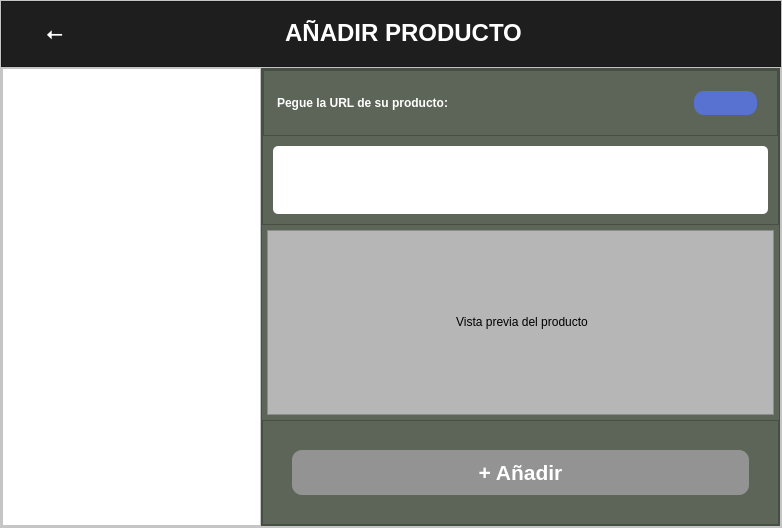
Before: the Qt Designer form Interfaz/gui/URL.ui in 50DayEmpire/Tracking_Precios, drawn with Qt 5.
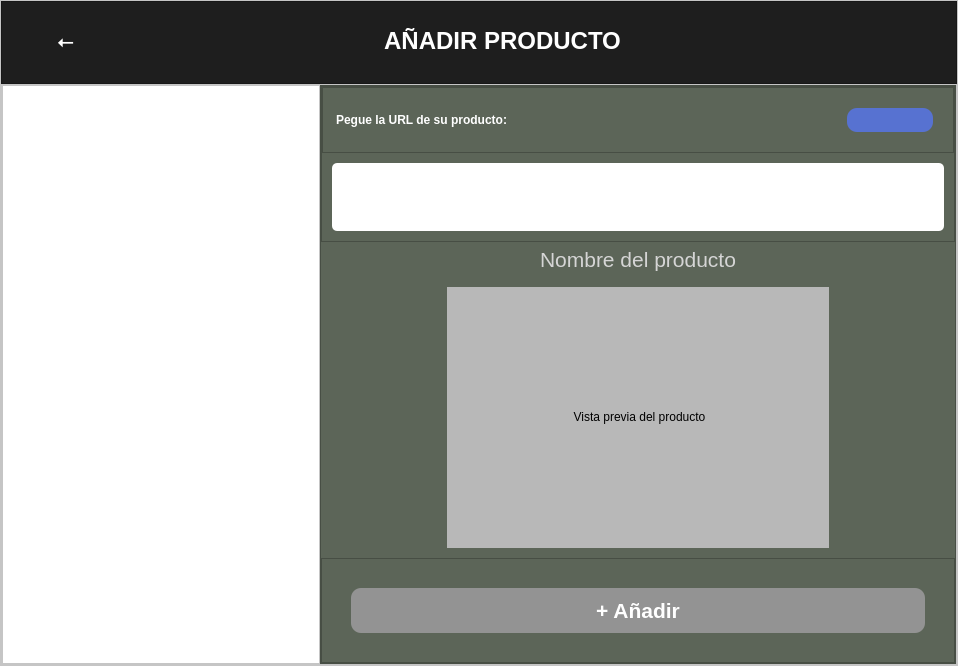
After: the same form once the commit is applied. Icons and pictures are not drawn.

What changed in the file:
```diff
--- a/Interfaz/gui/URL.ui
+++ b/Interfaz/gui/URL.ui
@@ -6,8 +6,8 @@
    <rect>
     <x>0</x>
     <y>0</y>
-    <width>782</width>
-    <height>528</height>
+    <width>958</width>
+    <height>666</height>
    </rect>
   </property>
   <property name="windowTitle">
@@ -192,7 +192,7 @@
             <property name="frameShadow">
              <enum>QFrame::Raised</enum>
             </property>
-            <layout class="QVBoxLayout" name="verticalLayout_4" stretch="2,7,0">
+            <layout class="QVBoxLayout" name="verticalLayout_5" stretch="1,5,1">
              <property name="spacing">
               <number>0</number>
              </property>
@@ -272,12 +272,13 @@
                       <cursorShape>PointingHandCursor</cursorShape>
                      </property>
                      <property name="styleSheet">
-                      <string notr="true">	background-color: rgb(87, 114, 209);
+                      <string notr="true">QPushButton {
+	background-color: rgb(87, 114, 209);
 	border-radius: 10px;
 	Color: white;
 	margin: 20px;
 	padding: 5px;
-</string>
+}</string>
                      </property>
                      <property name="text">
                       <string/>
@@ -296,7 +297,8 @@
                   <property name="font">
                    <font>
                     <family>Arial</family>
-                    <bold>true</bold>
+                    <pointsize>10</pointsize>
+                    <bold>false</bold>
                    </font>
                   </property>
                   <property name="statusTip">
@@ -305,6 +307,9 @@
                   <property name="whatsThis">
                    <string/>
                   </property>
+                  <property name="layoutDirection">
+                   <enum>Qt::RightToLeft</enum>
+                  </property>
                   <property name="styleSheet">
                    <string notr="true">background-color: rgb(255, 255, 255);
 border-radius:5px;
@@ -317,30 +322,68 @@
               </widget>
              </item>
              <item>
-              <widget class="QFrame" name="frame_8">
-               <property name="styleSheet">
-                <string notr="true">background-color: rgb(182, 182, 182);
-margin: 5px;</string>
+              <layout class="QVBoxLayout" name="verticalLayout_4" stretch="1,8">
+               <property name="spacing">
+                <number>0</number>
                </property>
-               <property name="frameShape">
-                <enum>QFrame::StyledPanel</enum>
-               </property>
-               <property name="frameShadow">
-                <enum>QFrame::Raised</enum>
-               </property>
-               <layout class="QHBoxLayout" name="horizontalLayout">
+               <item>
+                <widget class="QLabel" name="nproduct">
+                 <property name="text">
+                  <string>&lt;html&gt;&lt;head/&gt;&lt;body&gt;&lt;p align=&quot;center&quot;&gt;&lt;span style=&quot; font-size:16pt; color:#d5d5d5;&quot;&gt;Nombre del producto&lt;/span&gt;&lt;/p&gt;&lt;/body&gt;&lt;/html&gt;</string>
+                 </property>
+                </widget>
+               </item>
+               <item>
+                <layout class="QHBoxLayout" name="horizontalLayout" stretch="0,4,0">
+                 <property name="spacing">
+                  <number>0</number>
+                 </property>
+                 <item>
+                  <spacer name="horizontalSpacer">
+                   <property name="orientation">
+                    <enum>Qt::Horizontal</enum>
+                   </property>
+                   <property name="sizeHint" stdset="0">
+                    <size>
+                     <width>78</width>
+                     <height>28</height>
+                    </size>
+                   </property>
+                  </spacer>
+                 </item>
                 <item>
                  <widget class="QLabel" name="imgp">
+                   <property name="maximumSize">
+                    <size>
+                     <width>402</width>
+                     <height>292</height>
+                    </size>
+                   </property>
                   <property name="styleSheet">
-                   <string notr="true">margin:10px;</string>
+                    <string notr="true">margin:10px;
+background-color: rgb(184, 184, 184);</string>
                   </property>
                   <property name="text">
                    <string>&lt;html&gt;&lt;head/&gt;&lt;body&gt;&lt;p align=&quot;center&quot;&gt;Vista previa del producto&lt;/p&gt;&lt;/body&gt;&lt;/html&gt;</string>
                   </property>
                  </widget>
                 </item>
-               </layout>
-              </widget>
+                 <item>
+                  <spacer name="horizontalSpacer_2">
+                   <property name="orientation">
+                    <enum>Qt::Horizontal</enum>
+                   </property>
+                   <property name="sizeHint" stdset="0">
+                    <size>
+                     <width>78</width>
+                     <height>28</height>
+                    </size>
+                   </property>
+                  </spacer>
+                 </item>
+                </layout>
+               </item>
+              </layout>
              </item>
              <item>
               <widget class="QFrame" name="frame_9">
```
Left out of the diff: 12 changed lines with no effect on the pictures. Lines whose indentation alone changed are shown as unchanged.
